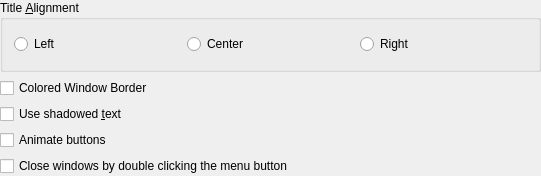
Above: clients/plastik/config/configdialog.ui from KDE/kwin before the change. Below: the same form after it.
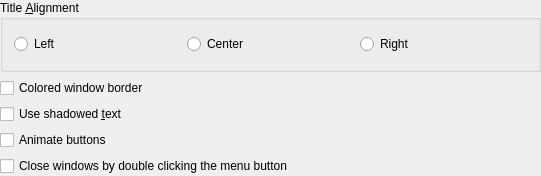
That is the form after the change. Custom widgets are drawn as their Qt base class.

```diff
--- a/clients/plastik/config/configdialog.ui
+++ b/clients/plastik/config/configdialog.ui
@@ -56,7 +56,7 @@
       <string>Check this option if the window border should be painted in the titlebar color. Otherwise it will be painted in the background color.</string>
      </property>
      <property name="text" >
-      <string>Colored Window Border</string>
+      <string>Colored window border</string>
      </property>
      <property name="shortcut" >
       <string/>
```
